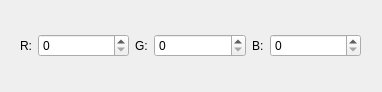
Before: the Qt Designer form Lab7_4/dialog.ui in BadCoder1337/QtLabs, drawn with Qt 5.
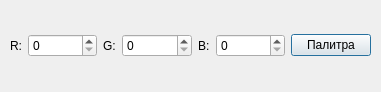
After: the same form once the commit is applied.

Commit message: Lab7_4 backport enhanced palette

The edit to the form file:
```diff
--- a/Lab7_4/dialog.ui
+++ b/Lab7_4/dialog.ui
@@ -6,7 +6,7 @@
    <rect>
     <x>0</x>
     <y>0</y>
-    <width>382</width>
+    <width>381</width>
     <height>92</height>
    </rect>
   </property>
@@ -16,13 +16,13 @@
   <widget class="QWidget" name="horizontalLayoutWidget">
    <property name="geometry">
     <rect>
-     <x>20</x>
+     <x>10</x>
      <y>20</y>
-     <width>341</width>
+     <width>361</width>
      <height>51</height>
     </rect>
    </property>
-   <layout class="QHBoxLayout" name="horizontalLayout" stretch="0,1,0,1,0,1">
+   <layout class="QHBoxLayout" name="horizontalLayout" stretch="0,1,0,1,0,1,0">
     <property name="sizeConstraint">
      <enum>QLayout::SetDefaultConstraint</enum>
     </property>
@@ -68,6 +68,13 @@
       </property>
      </widget>
     </item>
+    <item>
+     <widget class="QPushButton" name="paletteButton">
+      <property name="text">
+       <string>Палитра</string>
+      </property>
+     </widget>
+    </item>
    </layout>
   </widget>
  </widget>
```
The commit also changes 5 other files.
